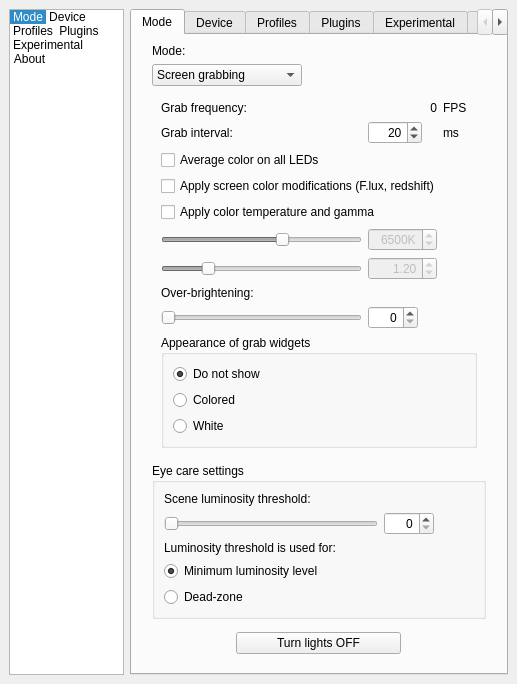
The window that Software/src/SettingsWindow.ui (woodenshark/Lightpack) describes before a commit, drawn with Qt 5.
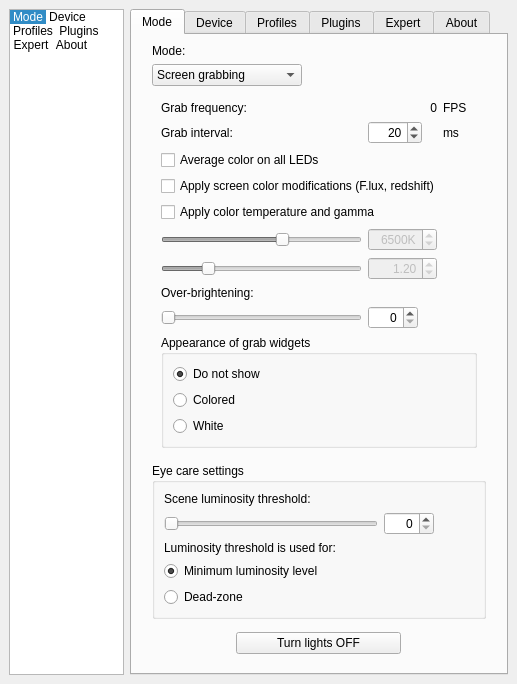
The same window after the commit. Icons and pictures are not drawn. Custom widgets are drawn as their Qt base class.

Commit message: settings window: renamed Experimental to Expert

```diff
--- a/Software/src/SettingsWindow.ui
+++ b/Software/src/SettingsWindow.ui
@@ -174,7 +174,7 @@
       </item>
       <item>
        <property name="text">
-        <string>Experimental</string>
+        <string>Expert</string>
        </property>
        <property name="textAlignment">
         <set>AlignHCenter|AlignTop</set>
@@ -2535,7 +2535,7 @@
         </sizepolicy>
        </property>
        <attribute name="title">
-        <string>Experimental</string>
+        <string>Expert</string>
        </attribute>
        <layout class="QVBoxLayout" name="verticalLayout_3" stretch="0,0,0,0,0,0,0">
         <property name="spacing">
```
Left out of the diff: 2 changed lines with no effect on the pictures. The commit also changes 2 other files.
